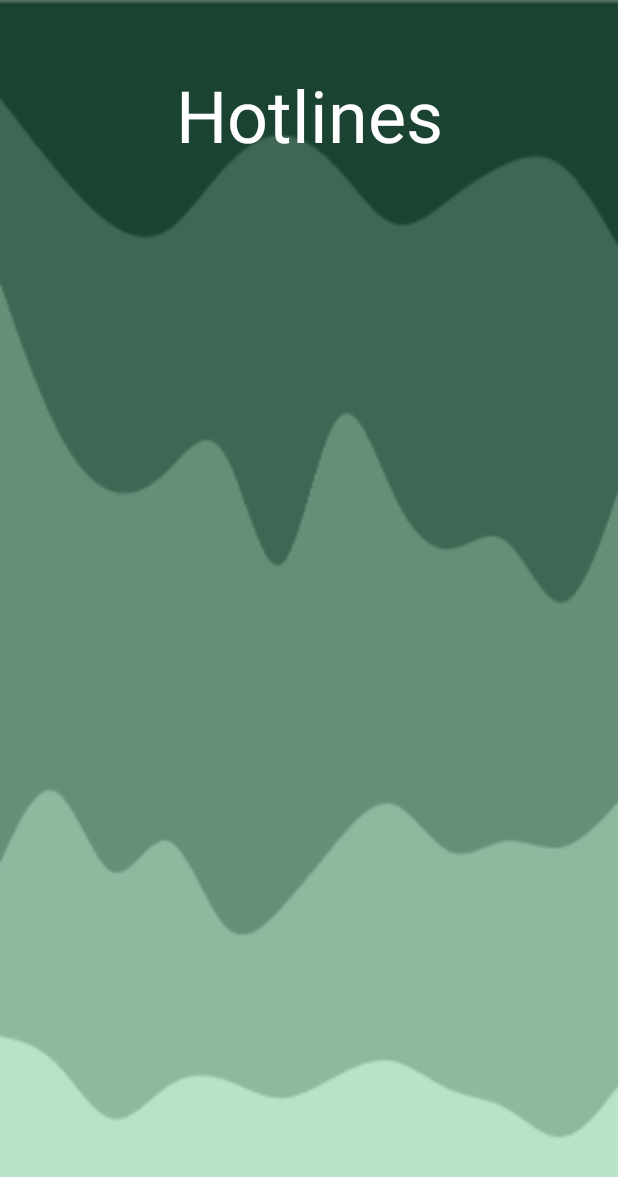
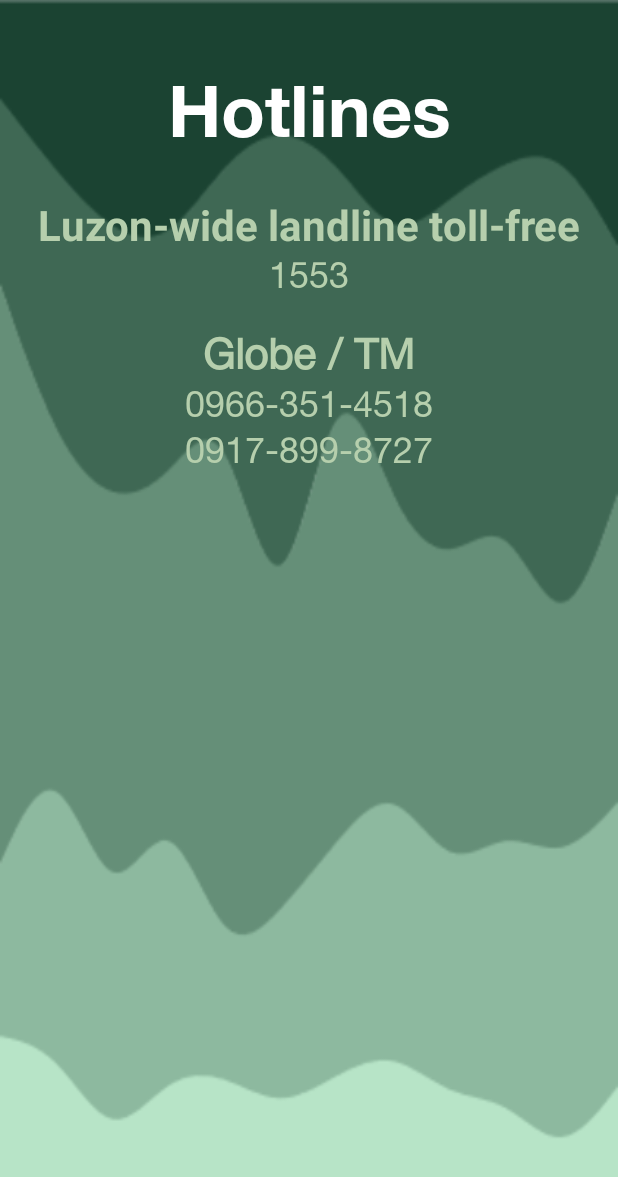
Before and after one commit to PTFinalProject/solitude, an Android app: the hotlinePage screen opened directly, with no data from a screen before it, on a phone screen of 412 x 824 dp. Shown: the top 1177 px of the screen. Run offline under Robolectric (Android 15) with nearby library versions, the phone set to English and light mode, and no system bars.

Commit message:
Added hotlines_page.xml and hotlinePage.java and added guides in README file for changing the background to an image and making a button go next page

```diff
--- a/app/src/main/res/layout/hotlines_page.xml
+++ b/app/src/main/res/layout/hotlines_page.xml
@@ -11,10 +11,121 @@
         android:layout_width="wrap_content"
         android:layout_height="wrap_content"
         android:layout_marginTop="44dp"
+        android:fontFamily="@font/helvetica_neue_lt_std_75_bold"
         android:text="Hotlines"
         android:textColor="#FFFFFF"
         android:textSize="48sp"
         app:layout_constraintEnd_toEndOf="parent"
         app:layout_constraintStart_toStartOf="parent"
         app:layout_constraintTop_toTopOf="parent" />
+
+    <TableLayout
+        android:layout_width="wrap_content"
+        android:layout_height="0dp"
+        android:layout_marginStart="25dp"
+        android:layout_marginTop="25dp"
+        android:layout_marginEnd="25dp"
+        android:layout_marginBottom="75dp"
+        android:gravity="center_horizontal"
+        android:orientation="vertical"
+        app:layout_constraintBottom_toBottomOf="parent"
+        app:layout_constraintEnd_toEndOf="parent"
+        app:layout_constraintStart_toStartOf="parent"
+        app:layout_constraintTop_toBottomOf="@+id/textView2">
+
+        <TableRow
+            android:layout_width="match_parent"
+            android:layout_height="match_parent" >
+
+            <TextView
+                android:id="@+id/textView9"
+                android:layout_width="wrap_content"
+                android:layout_height="wrap_content"
+                android:text="Luzon-wide landline toll-free"
+                android:textColor="#B6CFAD"
+                android:textSize="28sp"
+                android:textStyle="bold" />
+        </TableRow>
+
+        <TableRow
+            android:layout_width="match_parent"
+            android:layout_height="match_parent">
+
+            <TextView
+                android:id="@+id/textView5"
+                android:layout_width="match_parent"
+                android:layout_height="wrap_content"
+                android:fontFamily="@font/helvetica_neue_lt_std_55_roman"
+                android:text="1553"
+                android:textAlignment="center"
+                android:textAllCaps="false"
+                android:textColor="#B6CFAD"
+                android:textSize="24sp" />
+
+        </TableRow>
+
+        <TableRow
+            android:layout_width="match_parent"
+            android:layout_height="match_parent" >
+
+            <Button
+                android:id="@+id/button2"
+                android:layout_width="wrap_content"
+                android:layout_height="20dp"
+                android:text="Button"
+                android:visibility="invisible" />
+        </TableRow>
+
+        <TableRow
+            android:layout_width="match_parent"
+            android:layout_height="match_parent">
+
+            <TextView
+                android:id="@+id/textView6"
+                android:layout_width="wrap_content"
+                android:layout_height="wrap_content"
+                android:fontFamily="@font/helvetica_neue_lt_std_55_roman"
+                android:text="Globe / TM"
+                android:textAlignment="center"
+                android:textColor="#B6CFAD"
+                android:textSize="28sp"
+                android:textStyle="bold" />
+        </TableRow>
+
+        <TableRow
+            android:layout_width="match_parent"
+            android:layout_height="match_parent">
+
+            <TextView
+                android:id="@+id/textView7"
+                android:layout_width="wrap_content"
+                android:layout_height="wrap_content"
+                android:fontFamily="@font/helvetica_neue_lt_std_55_roman"
+                android:text="0966-351-4518"
+                android:textAlignment="center"
+                android:textColor="#B6CFAD"
+                android:textSize="24sp" />
+        </TableRow>
+
+        <TableRow
+            android:layout_width="match_parent"
+            android:layout_height="match_parent">
+
+            <TextView
+                android:id="@+id/textView8"
+                android:layout_width="wrap_content"
+                android:layout_height="wrap_content"
+                android:fontFamily="@font/helvetica_neue_lt_std_55_roman"
+                android:text="0917-899-8727"
+                android:textAlignment="center"
+                android:textColor="#B6CFAD"
+                android:textSize="24sp" />
+
+        </TableRow>
+
+        <TableRow
+            android:layout_width="match_parent"
+            android:layout_height="match_parent" />
+    </TableLayout>
+
 </androidx.constraintlayout.widget.ConstraintLayout>
```
Also changed, not shown: app/src/main/res/font/helvetica_neue_lt_std_55_roman.otf (added), app/src/main/res/font/helvetica_neue_lt_std_75_bold.otf (added).
